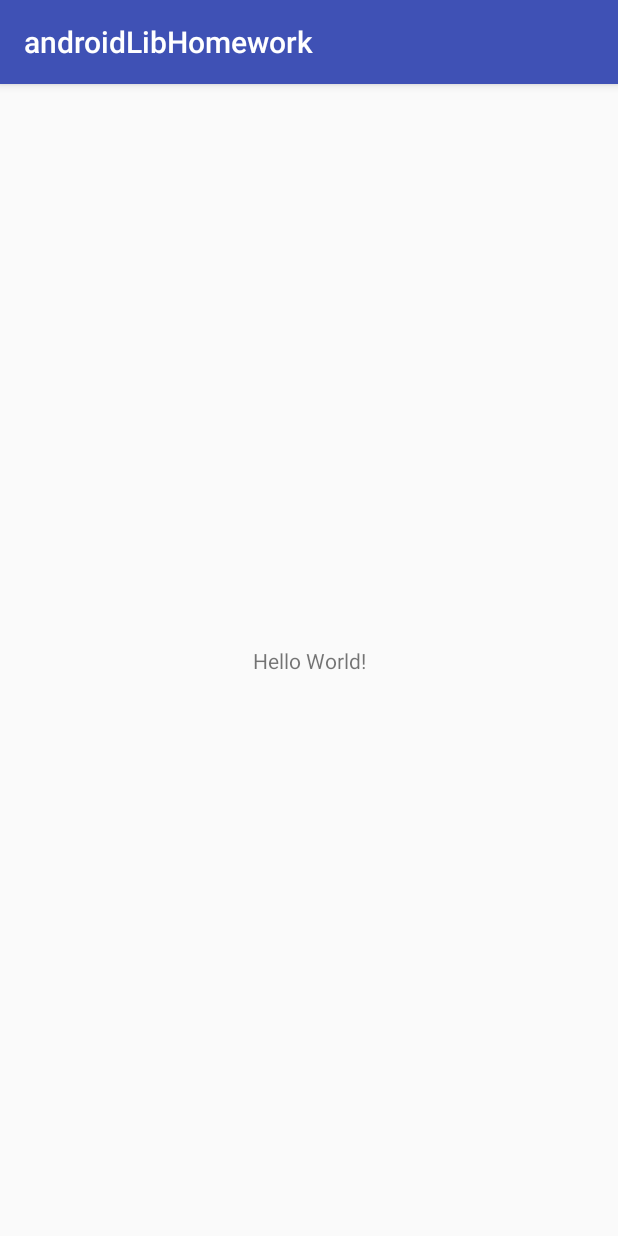
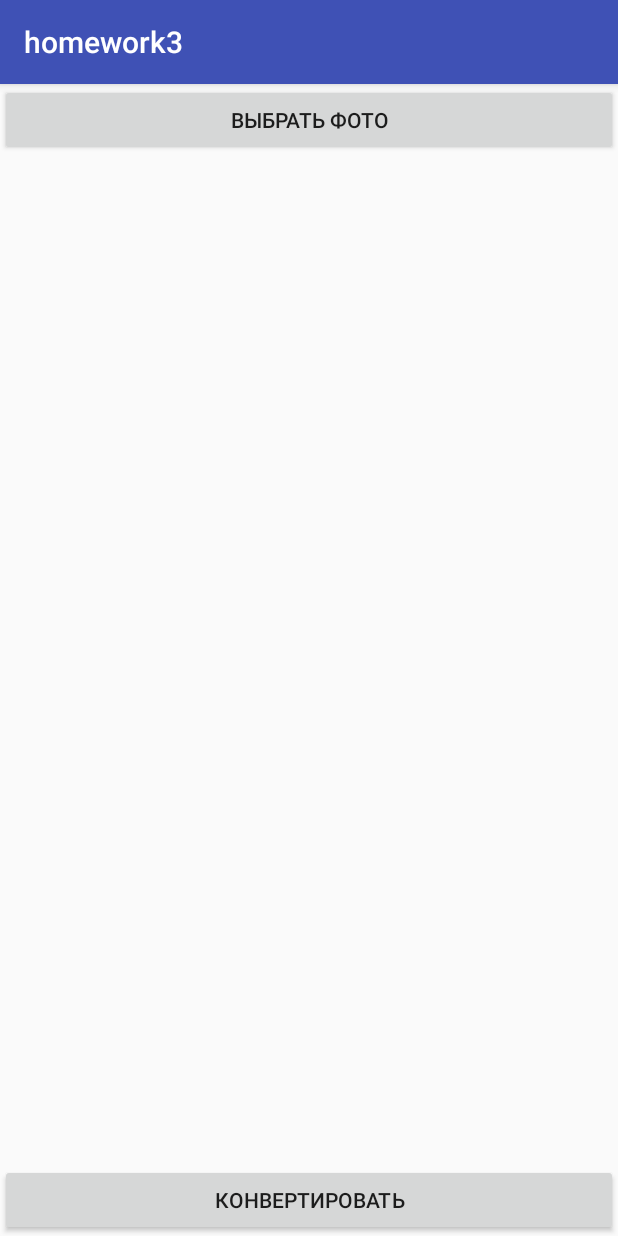
Before and after one commit to AntonZarytski/AndroidPopLibs, an Android app: the screen it shows after launch (MainActivity), on a phone screen of 412 x 824 dp. Run offline under Robolectric (Android 15) with nearby library versions, the phone set to English and light mode, and no system bars; our stand-ins replace ButterKnife.

Commit message:
working with homework3

```diff
--- a/app/src/main/AndroidManifest.xml
+++ b/app/src/main/AndroidManifest.xml
@@ -2,6 +2,7 @@
 <manifest xmlns:android="http://schemas.android.com/apk/res/android"
     package="com.example.anton.androidlibhomework" >
 
+    <uses-permission android:name="android.permission.READ_EXTERNAL_STORAGE" />
     <application
         android:allowBackup="true"
         android:icon="@mipmap/ic_launcher"
--- a/app/src/main/java/com/example/anton/androidlibhomework/MainActivity.java
+++ b/app/src/main/java/com/example/anton/androidlibhomework/MainActivity.java
@@ -1,13 +1,89 @@
 package com.example.anton.androidlibhomework;
 
+import android.Manifest;
+import android.content.Intent;
+import android.content.pm.PackageManager;
+import android.database.Cursor;
+import android.graphics.Bitmap;
+import android.graphics.BitmapFactory;
+import android.net.Uri;
+import android.os.Bundle;
+import android.provider.MediaStore;
+import android.support.annotation.NonNull;
+import android.support.v4.app.ActivityCompat;
 import android.support.v7.app.AppCompatActivity;
-import android.os.Bundle;
+import android.widget.Button;
+import android.widget.ImageView;
+import android.widget.Toast;
+
+import butterknife.BindView;
+import butterknife.ButterKnife;
+import butterknife.OnClick;
 
 public class MainActivity extends AppCompatActivity {
+    private static final int LOADED_PHOTO = 345;
+    private static final int READ_STORAGE = 467;
+    @BindView(R.id.choose_photo_btn)
+    Button choosePhotoBtn;
+    @BindView(R.id.choosen_photo_iv)
+    ImageView choosenPhoto;
+    @BindView(R.id.convert_to_png_btn)
+    Button convertBtn;
 
     @Override
     protected void onCreate(Bundle savedInstanceState) {
         super.onCreate(savedInstanceState);
         setContentView(R.layout.activity_main);
+        ButterKnife.bind(this);
+    }
+
+    @OnClick(R.id.choose_photo_btn)
+    public void choosePhoto() {
+        requestReadStoragePermission();
+    }
+
+    private void startPickActiivity() {
+        Intent intent = new Intent(Intent.ACTION_PICK, MediaStore.Images.Media.EXTERNAL_CONTENT_URI);
+        intent.setType("image/*");
+        startActivityForResult(intent, LOADED_PHOTO);
+    }
+
+    @Override
+    protected void onActivityResult(int requestCode, int resultCode, Intent data) {
+        if (requestCode == LOADED_PHOTO && resultCode == RESULT_OK && data != null) {
+            Uri selectedImage = data.getData();
+            String[] filePathColumn = {MediaStore.Images.Media.DATA};
+            Cursor cursor = getContentResolver().query(selectedImage,
+                    filePathColumn, null, null, null);
+
+            if (cursor == null || cursor.getCount() < 1) {
+                return;
+            }
+
+            cursor.moveToFirst();
+            int columnIndex = cursor.getColumnIndex(filePathColumn[0]);
+            if (columnIndex < 0)
+                return;
+
+            String picturePath = cursor.getString(columnIndex);
+            cursor.close();
+
+            Bitmap photo = BitmapFactory.decodeFile(picturePath);
+            choosenPhoto.clearColorFilter();
+            choosenPhoto.setImageBitmap(photo);
+        }
+    }
+
+    private void requestReadStoragePermission() {
+        ActivityCompat.requestPermissions(this, new String[]{Manifest.permission.READ_EXTERNAL_STORAGE}, READ_STORAGE);
+    }
+
+    @Override
+    public void onRequestPermissionsResult(int requestCode, @NonNull String[] permissions, @NonNull int[] grantResults) {
+        if (requestCode == READ_STORAGE && grantResults[0] == PackageManager.PERMISSION_GRANTED) {
+            startPickActiivity();
+        } else {
+            Toast.makeText(this, "Добавьте разрешение", Toast.LENGTH_LONG).show();
+        }
     }
 }
--- a/app/src/main/res/layout/activity_main.xml
+++ b/app/src/main/res/layout/activity_main.xml
@@ -1,19 +1,34 @@
 <?xml version="1.0" encoding="utf-8"?>
-<android.support.constraint.ConstraintLayout
-    xmlns:android="http://schemas.android.com/apk/res/android"
+<android.support.constraint.ConstraintLayout xmlns:android="http://schemas.android.com/apk/res/android"
     xmlns:tools="http://schemas.android.com/tools"
-    xmlns:app="http://schemas.android.com/apk/res-auto"
     android:layout_width="match_parent"
     android:layout_height="match_parent"
     tools:context=".MainActivity">
 
-    <TextView
-        android:layout_width="wrap_content"
-        android:layout_height="wrap_content"
-        android:text="Hello World!"
-        app:layout_constraintBottom_toBottomOf="parent"
-        app:layout_constraintLeft_toLeftOf="parent"
-        app:layout_constraintRight_toRightOf="parent"
-        app:layout_constraintTop_toTopOf="parent" />
+    <RelativeLayout
+        android:layout_width="match_parent"
+        android:layout_height="match_parent">
 
+        <Button
+            android:id="@+id/choose_photo_btn"
+            android:layout_width="match_parent"
+            android:layout_height="wrap_content"
+            android:layout_alignParentTop="true"
+            android:text="@string/choose_photo" />
+
+        <ImageView
+            android:id="@+id/choosen_photo_iv"
+            android:layout_width="match_parent"
+            android:layout_height="wrap_content"
+            android:layout_centerVertical="true"
+            android:layout_margin="16dp" />
+
+        <Button
+            android:id="@+id/convert_to_png_btn"
+            android:layout_width="match_parent"
+            android:layout_height="wrap_content"
+            android:layout_alignParentBottom="true"
+            android:text="@string/convert" />
+
+    </RelativeLayout>
 </android.support.constraint.ConstraintLayout>
--- a/app/src/main/res/values/strings.xml
+++ b/app/src/main/res/values/strings.xml
@@ -1,3 +1,5 @@
 <resources>
-    <string name="app_name">androidLibHomework</string>
+    <string name="app_name">homework3</string>
+    <string name="choose_photo">Выбрать фото</string>
+    <string name="convert">конвертировать</string>
 </resources>
```
Also changed, not shown: app/build.gradle (+9 -0 lines), 1 other file.
